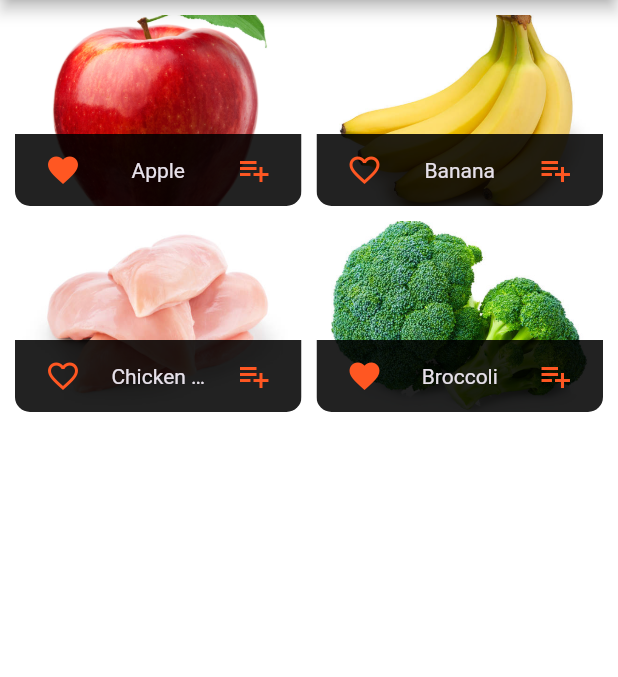
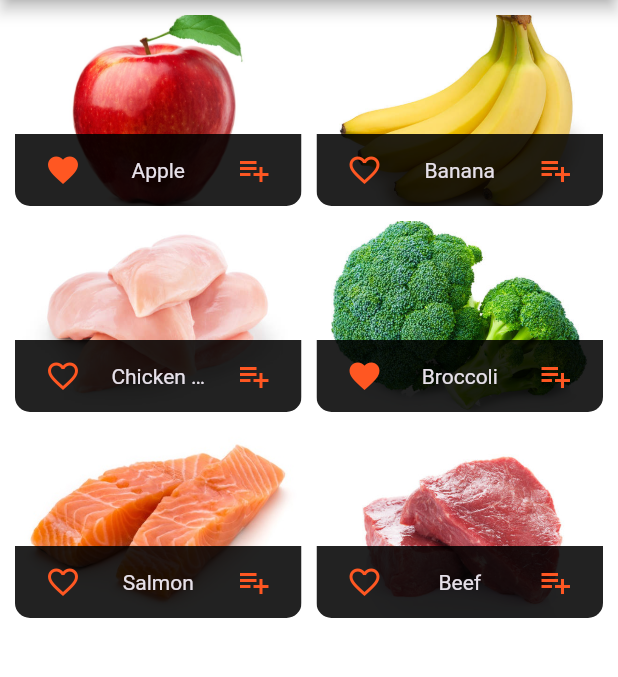
Before and after one commit to LamSut/Nutrition-Tracker-Recipes, a Flutter app: the screen it shows after launch, on a phone screen of 412 x 824 dp, the part 84-761 px from its top. Run offline on Flutter 3.47's test engine with Material 3 defaults, Android fonts, the phone set to English and light mode, and no system bars; Roboto replaces fonts that are missing (Calibri); project files that could hold a hidden picture were left out.

Commit message:
food code structure

```diff
--- a/lib/ui/foods/foods_manager.dart
+++ b/lib/ui/foods/foods_manager.dart
@@ -44,6 +44,28 @@ class FoodsManager {
       imageUrl: 'assets/foods/broccoli.jpg',
       isFavorite: true,
     ),
+    Food(
+      id: 'f5',
+      name: 'Salmon',
+      calories: 208,
+      protein: 20,
+      fat: 13,
+      carbohydrates: 0,
+      fiber: 0,
+      imageUrl: 'assets/foods/salmon.jpg',
+      isFavorite: false,
+    ),
+    Food(
+      id: 'f6',
+      name: 'Beef',
+      calories: 250,
+      protein: 26,
+      fat: 17,
+      carbohydrates: 0,
+      fiber: 0,
+      imageUrl: 'assets/foods/beef.jpg',
+      isFavorite: false,
+    ),
   ];
 
   int get itemCount {
```
Also changed, not shown: lib/ui/foods/food_search_delegate.dart (added, +65 -0 lines), lib/ui/foods/foods_overview_screen.dart (+1 -64 lines), assets/foods/apple.jpg, assets/foods/beef.jpg (added), assets/foods/salmon.jpg (added).
